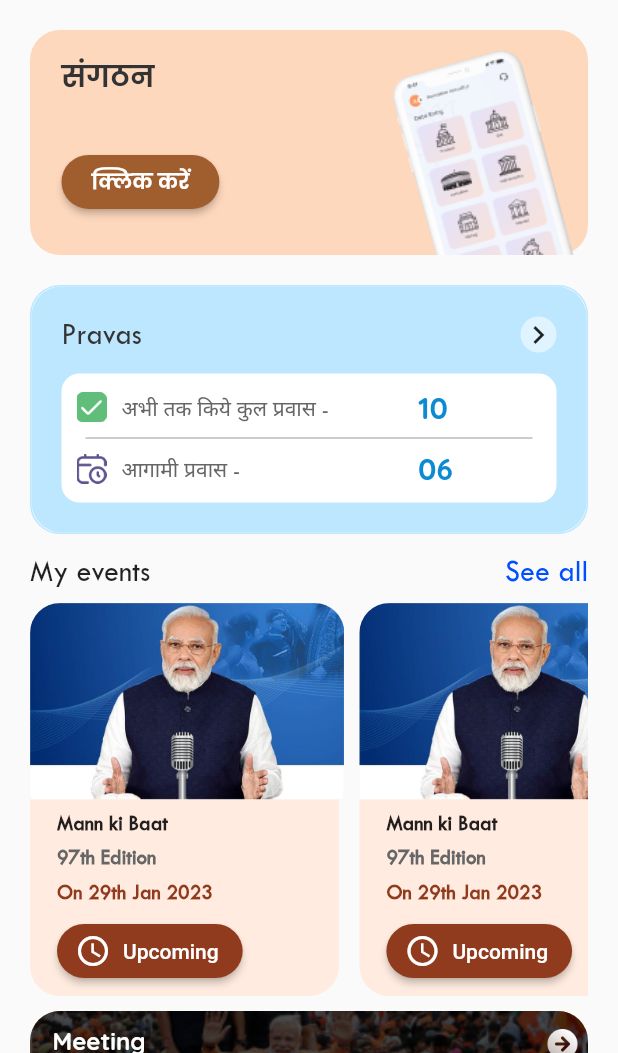
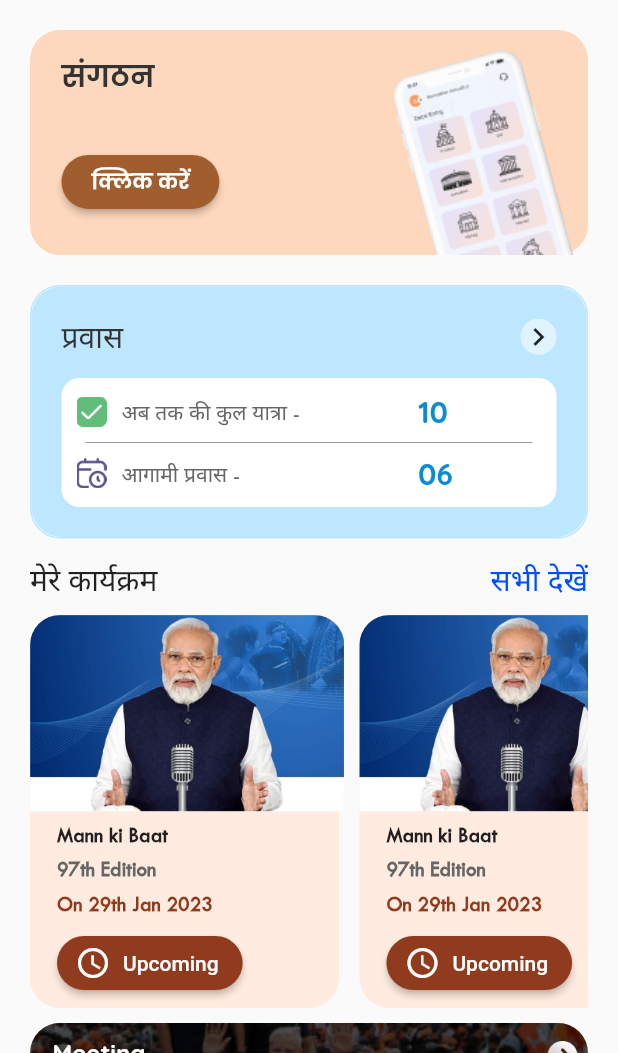
Before and after one commit to anishkumar1991/baseproject, a Flutter app: the HomePage screen opened directly, on a phone screen of 412 x 824 dp, the part 183-1236 px from its top. Run offline on Flutter 3.47's test engine with Material 2 defaults, Android fonts, the phone set to English and light mode, and no system bars; our stand-ins replace auto_size_text, bloc, connectivity_plus, dio, dotted_border, equatable and 15 more; accounts and stored records are empty; generated files the repository leaves out were written again.

Commit message:
add localization in pravas module

```diff
--- a/lib/Dashboard/Screen/homePage/home_screen.dart
+++ b/lib/Dashboard/Screen/homePage/home_screen.dart
@@ -145,17 +145,17 @@
                     ),
                     Row(
                       mainAxisAlignment: MainAxisAlignment.spaceBetween,
-                      children: const [
+                      children:  [
                         Text(
-                          'My events',
-                          style: TextStyle(
+                          S.of(context).myEvent,
+                          style: const TextStyle(
                               fontFamily: 'Tw Cen MT',
                               fontSize: 20,
                               fontWeight: FontWeight.w400),
                         ),
                         Text(
-                          'See all',
-                          style: TextStyle(
+                          S.of(context).seeAll,
+                          style: const TextStyle(
                             fontFamily: 'Tw Cen MT',
                             fontSize: 20,
                             fontWeight: FontWeight.w400,
--- a/lib/Dashboard/Screen/homePage/screens/pravas_list/pravas_list_screen.dart
+++ b/lib/Dashboard/Screen/homePage/screens/pravas_list/pravas_list_screen.dart
@@ -237,7 +237,9 @@
           ],
         ),
       ),
-      floatingActionButton: Align(
+      floatingActionButton: Padding(
+        padding: const EdgeInsets.only(left: 30.0),
+        child: Align(
             alignment: Alignment.bottomCenter,
             child: CommonButton(
               onTap: () {
@@ -249,6 +251,7 @@
               borderRadius: 25,
               style: const TextStyle(fontSize: 20, color: AppColor.white),
             )),
+      ),
     );
   }
 }
--- a/lib/Dashboard/Screen/homePage/screens/pravas_list/widgets/header_widget_pravas_list.dart
+++ b/lib/Dashboard/Screen/homePage/screens/pravas_list/widgets/header_widget_pravas_list.dart
@@ -1,6 +1,7 @@
 import 'package:flutter/material.dart';
 
 import '../../../../../../Values/space_width_widget.dart';
+import '../../../../../../generated/l10n.dart';
 
 Widget headerWidgetPravasList(BuildContext context){
   return Row(
@@ -9,7 +10,7 @@
         Navigator.pop(context);
       },child: const Icon(Icons.arrow_back,size: 25)),
       spaceWidthWidget(10),
-      const Text('प्रवास',style: TextStyle(fontSize: 18,fontWeight: FontWeight.w400),)
+       Text(S.of(context).tour,style: TextStyle(fontSize: 18,fontWeight: FontWeight.w400),)
     ],
   );
 }
--- a/lib/Dashboard/Screen/homePage/screens/stay_and_program_list/stay_and_program_list_screen.dart
+++ b/lib/Dashboard/Screen/homePage/screens/stay_and_program_list/stay_and_program_list_screen.dart
@@ -11,6 +11,7 @@
 import '../../../../../Values/space_width_widget.dart';
 import '../../../../../common/common_button.dart';
 import '../../../../../common/dot_widget.dart';
+import '../../../../../generated/l10n.dart';
 import '../../../../../route/route_path.dart';
 
 class StayAndProgramListScreen extends StatelessWidget {
@@ -40,7 +41,7 @@
                     Padding(
                       padding: const EdgeInsets.symmetric(horizontal: 8.0),
                       child: Text(
-                          'कुल कार्यक्रम - 12',
+                          '${S.of(context).totalProgram} - 12',
                           textAlign: TextAlign.left,
                           style: textStyleWithPoppin(fontSize: 14,color: AppColor.black,fontWeight: FontWeight.w500)
                       ),
@@ -70,7 +71,7 @@
               onTap: () {
                 Navigator.pushNamed(context, RoutePath.createFunctionScreen);
               },
-              title: 'प्रवास बनाये',
+              title: S.of(context).takeATour,
               width: 200,
               height: 50,
               borderRadius: 25,
--- a/lib/Dashboard/Screen/homePage/screens/stay_and_program_list/widgets/header_widget_stay_program_list.dart
+++ b/lib/Dashboard/Screen/homePage/screens/stay_and_program_list/widgets/header_widget_stay_program_list.dart
@@ -1,6 +1,7 @@
 import 'package:flutter/material.dart';
 
 import '../../../../../../Values/space_width_widget.dart';
+import '../../../../../../generated/l10n.dart';
 
 
 
@@ -13,7 +14,7 @@
           },
           child: const Icon(Icons.arrow_back,size: 25)),
       spaceWidthWidget(10),
-      const Text('प्रवास और कार्यक्रम सूची',style: TextStyle(fontSize: 18,fontWeight: FontWeight.w400),)
+      Text(S.of(context).stayAndProgramList,style: TextStyle(fontSize: 18,fontWeight: FontWeight.w400),)
     ],
   );
 }
--- a/lib/Dashboard/Screen/homePage/widget/pravas_card_widget.dart
+++ b/lib/Dashboard/Screen/homePage/widget/pravas_card_widget.dart
@@ -30,8 +30,8 @@
                 Row(
                   children: [
 
-                    const Text(
-                      'Pravas',
+                     Text(
+                       S.of(context).tour,
                       style: TextStyle(
                           fontFamily: 'Tw Cen MT',
                           color: AppColor.textBlackColor,
@@ -74,8 +74,8 @@
                                     Image.asset(AppIcons.checkBox,
                                         height: 20, width: 20),
                                     spaceWidthWidget(10),
-                                    const Text(
-                                      'अभी तक किये कुल प्रवास -',
+                                     Text(
+                                      S.of(context).totalTravelSoFar,
                                       style: TextStyle(
                                           fontFamily: 'Tw Cen MT',
                                           fontSize: 14,
@@ -111,8 +111,8 @@
                                     Image.asset(AppIcons.calender,
                                         height: 20, width: 20),
                                     spaceWidthWidget(10),
-                                    const Text(
-                                      'आगामी प्रवास -',
+                                     Text(
+                                      S.of(context).upcomingTrip,
                                       style: TextStyle(
                                           fontFamily: 'Tw Cen MT',
                                           fontSize: 14,
--- a/lib/l10n/intl_hi.arb
+++ b/lib/l10n/intl_hi.arb
@@ -35,5 +35,23 @@
   "name": "नाम",
   "phoneNumber": "फ़ोन नंबर ( वैकल्पिक )",
   "position": "पद",
-  "add": "ऐड करे"
+  "add": "ऐड करे",
+  "tour":"प्रवास",
+  "myEvent":"मेरे कार्यक्रम",
+  "seeAll": "सभी देखें",
+  "functionName": "कार्यक्रम का नाम *",
+  "dateAndTime": "दिनांक और समय * ",
+  "functionType" : "कार्यक्रम का प्रकार *",
+  "functionLayer": "कार्यक्रम का स्तर *",
+  "lokSabha": "लोकसभा",
+  "functionAdd": "स्थान ( कार्यक्रम स्थल का पता )",
+  "subject": "विषय",
+  "addGuestDetail" : "कार्यक्रम में उपस्थित अतिथि / प्रतिभागी / कार्यकर्ता जिनका नाम आप जोड़ना चाहते है।",
+  "addOptional": "ऐड कर ( वैकल्पिक  )",
+  "comment" : "टिपण्णी",
+  "photoMax": "फोटो ( अधिकतम  2  )",
+  "uploadPhoto": "फोटो यहाँ अपलोड करें",
+  "save" : "सेव करे",
+  "stayAndProgramList": "प्रवास और कार्यक्रम सूची",
+  "totalProgram" : "कुल कार्यक्रम"
 }
```
Also changed, not shown: lib/Dashboard/Screen/homePage/screens/create_function_page/create_function_page.dart (+15 -14 lines), lib/Dashboard/Screen/homePage/screens/pravas_create/create_pravas_screen.dart (+0 -36 lines), lib/l10n/intl_en.arb (+19 -1 lines), lib/generated/intl/messages_en.dart, lib/generated/intl/messages_hi.dart, lib/generated/l10n.dart. Lines whose indentation alone changed are shown as unchanged.
